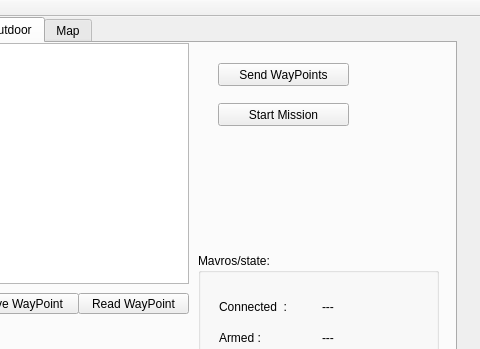
First picture: the form in mainwindow.ui, repository SajyBug/aurora_gui, before the edit; both pictures show x 164 to 644 and y 0 to 349 of the 644 by 545 pixel window.
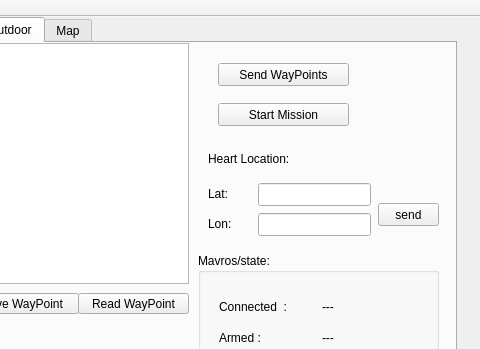
Second picture: the form after the edit. The open tabs and pages were chosen to show the change.

Commit message: add heart location

Patch:
```diff
--- a/mainwindow.ui
+++ b/mainwindow.ui
@@ -420,6 +420,78 @@
        <string>Read WayPoint</string>
       </property>
      </widget>
+     <widget class="QLabel" name="label_3">
+      <property name="geometry">
+       <rect>
+        <x>370</x>
+        <y>100</y>
+        <width>101</width>
+        <height>31</height>
+       </rect>
+      </property>
+      <property name="text">
+       <string>Heart Location:</string>
+      </property>
+     </widget>
+     <widget class="QLabel" name="label_4">
+      <property name="geometry">
+       <rect>
+        <x>370</x>
+        <y>140</y>
+        <width>59</width>
+        <height>21</height>
+       </rect>
+      </property>
+      <property name="text">
+       <string>Lat:</string>
+      </property>
+     </widget>
+     <widget class="QLabel" name="label_5">
+      <property name="geometry">
+       <rect>
+        <x>370</x>
+        <y>170</y>
+        <width>59</width>
+        <height>21</height>
+       </rect>
+      </property>
+      <property name="text">
+       <string>Lon:</string>
+      </property>
+     </widget>
+     <widget class="QLineEdit" name="lineEdit_heart_lat">
+      <property name="geometry">
+       <rect>
+        <x>420</x>
+        <y>140</y>
+        <width>113</width>
+        <height>23</height>
+       </rect>
+      </property>
+     </widget>
+     <widget class="QLineEdit" name="lineEdit_heart_lon">
+      <property name="geometry">
+       <rect>
+        <x>420</x>
+        <y>170</y>
+        <width>113</width>
+        <height>23</height>
+       </rect>
+      </property>
+     </widget>
+     <widget class="QPushButton" name="pushButton_send_heart">
+      <property name="geometry">
+       <rect>
+        <x>540</x>
+        <y>160</y>
+        <width>61</width>
+        <height>23</height>
+       </rect>
+      </property>
+      <property name="text">
+       <string>send</string>
+      </property>
+     </widget>
     </widget>
     <widget class="QWidget" name="map_tab">
      <attribute name="title">
```
Left out of the diff: 2 changed lines with no effect on the pictures. The commit also changes 2 other files.
